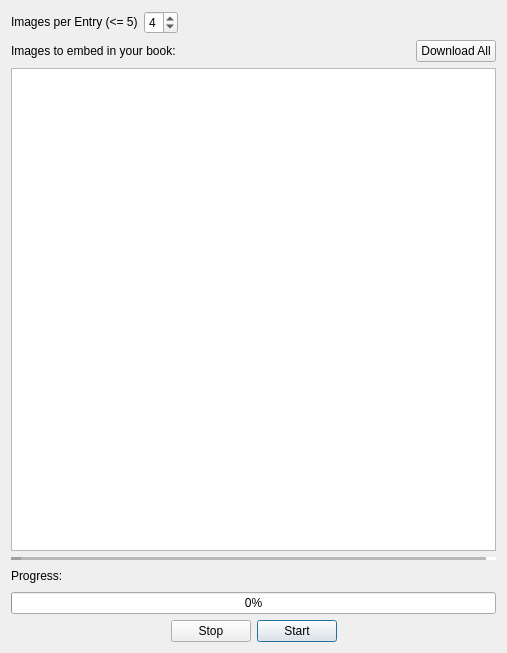
Above: design/textdialog.ui from kokimame/joytan before the change. Below: the same form after it.
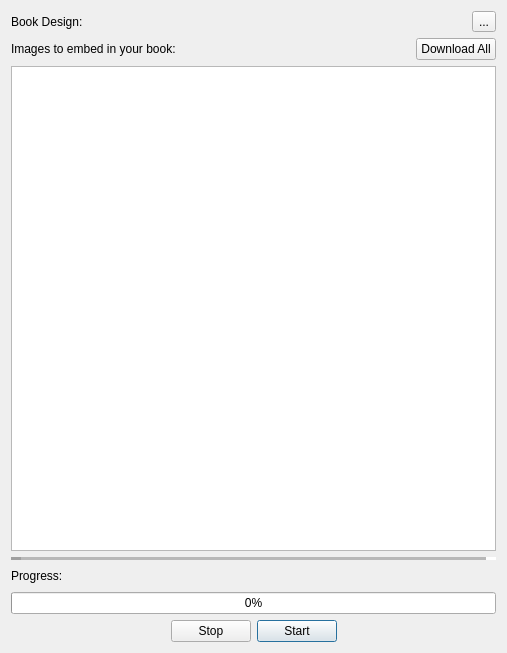
That is the form after the change.

Commit message: Update textdialog ui design

Patch:
```diff
--- a/design/textdialog.ui
+++ b/design/textdialog.ui
@@ -16,36 +16,23 @@
   <layout class="QVBoxLayout" name="verticalLayout">
    <item>
     <layout class="QHBoxLayout" name="horizontalLayout_3">
+     <property name="spacing">
+      <number>0</number>
+     </property>
      <item>
       <widget class="QLabel" name="label_2">
        <property name="text">
-        <string>Images per Entry (&lt;= 5)</string>
+        <string>Book Design: </string>
        </property>
       </widget>
      </item>
      <item>
-      <widget class="QSpinBox" name="imgSpin">
-       <property name="maximum">
-        <number>5</number>
+      <widget class="QToolButton" name="toolButton">
+       <property name="text">
+        <string>...</string>
        </property>
-       <property name="value">
-        <number>4</number>
-       </property>
       </widget>
      </item>
-     <item>
-      <spacer name="horizontalSpacer_3">
-       <property name="orientation">
-        <enum>Qt::Horizontal</enum>
-       </property>
-       <property name="sizeHint" stdset="0">
-        <size>
-         <width>40</width>
-         <height>20</height>
-        </size>
-       </property>
-      </spacer>
-     </item>
     </layout>
    </item>
    <item>
```
Left out of the diff: 3 changed lines with no effect on the pictures. The commit also changes 2 other files.
